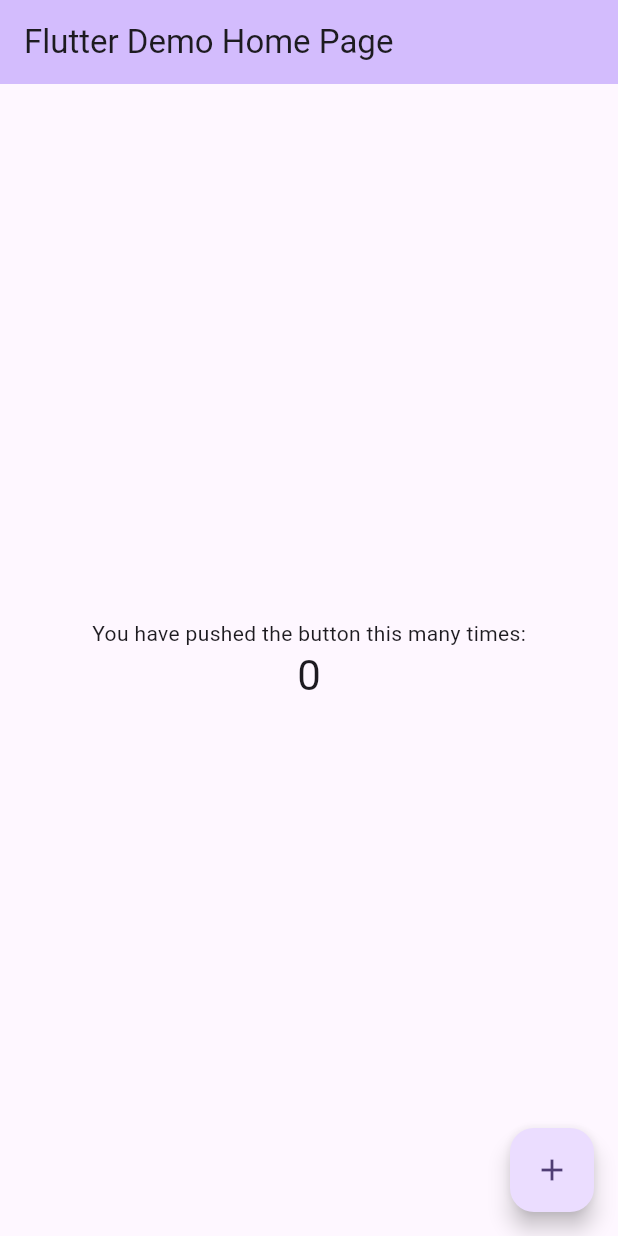
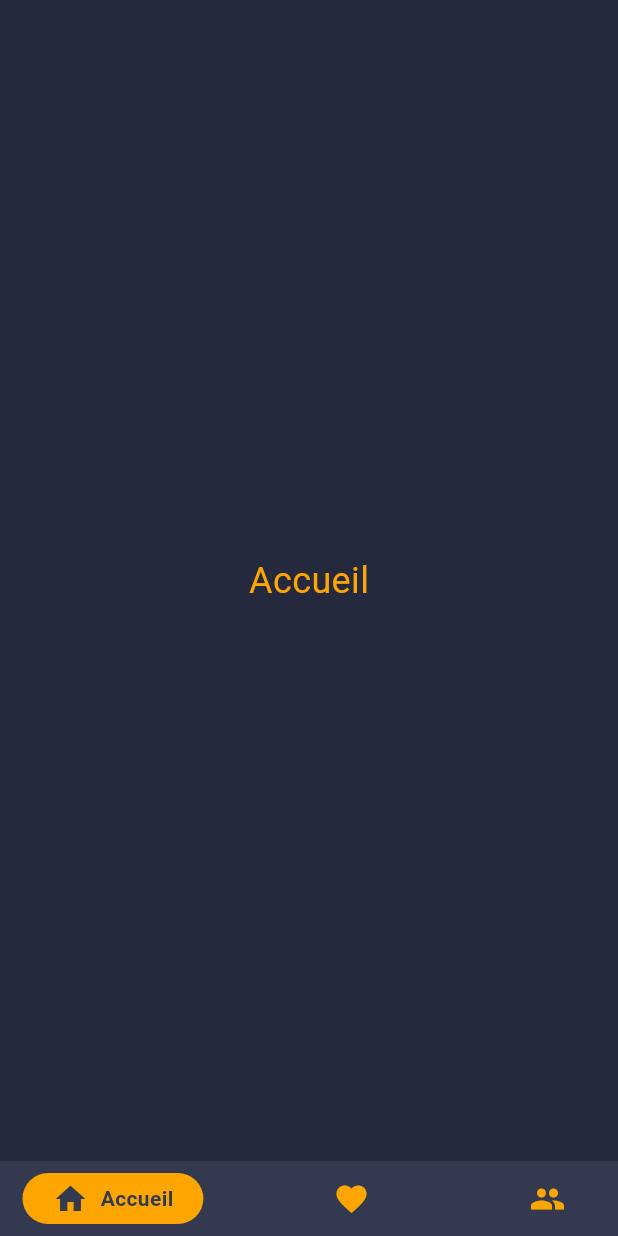
Before and after one commit to Adrienfdupont/gallery, a Flutter app: the screen it shows after launch, on a phone screen of 412 x 824 dp. Run offline on Flutter 3.47's test engine with Material 3 defaults, Android fonts, the phone set to English and light mode, and no system bars; drawn by our look-alikes of google_nav_bar.

Commit message:
navbar and app skeleton

```diff
--- /dev/null
+++ b/lib/artists.dart
@@ -0,0 +1,21 @@
+import 'package:flutter/material.dart';
+
+class Artists extends StatelessWidget {
+  const Artists({super.key});
+
+  @override
+  Widget build(BuildContext context) {
+    return Container(
+      color: const Color(0xff24293d),
+      child: const Center(
+        child: Text(
+          'Artistes',
+          style: TextStyle(
+            color: Color(0xfffea500),
+            fontSize: 24,
+          ),
+        ),
+      ),
+    );
+  }
+}
--- /dev/null
+++ b/lib/favorites.dart
@@ -0,0 +1,21 @@
+import 'package:flutter/material.dart';
+
+class Favorites extends StatelessWidget {
+  const Favorites({super.key});
+
+  @override
+  Widget build(BuildContext context) {
+    return Container(
+      color: const Color(0xff24293d),
+      child: const Center(
+        child: Text(
+          'Favoris',
+          style: TextStyle(
+            color: Color(0xfffea500),
+            fontSize: 24,
+          ),
+        ),
+      ),
+    );
+  }
+}
--- /dev/null
+++ b/lib/gallery.dart
@@ -0,0 +1,74 @@
+import 'package:flutter/material.dart';
+import 'package:gallery/artists.dart';
+import 'package:gallery/favorites.dart';
+import 'package:gallery/homepage.dart';
+import 'package:google_nav_bar/google_nav_bar.dart';
+
+class Gallery extends StatefulWidget {
+  const Gallery({super.key});
+
+  @override
+  State<Gallery> createState() => _GalleryState();
+}
+
+class _GalleryState extends State<Gallery> {
+  int currentPageIndex = 0;
+
+  @override
+  Widget build(BuildContext context) {
+    return Scaffold(
+        appBar: AppBar(
+          backgroundColor: const Color(0xff24293d),
+          toolbarHeight: 0,
+        ),
+        body: IndexedStack(
+          index: currentPageIndex,
+          children: const [
+            Homepage(),
+            Favorites(),
+            Artists(),
+          ],
+        ),
+        bottomNavigationBar: Container(
+          decoration: const BoxDecoration(
+            color: Color(0xff33394f),
+          ),
+          child: SafeArea(
+            child: Padding(
+              padding:
+                  const EdgeInsets.symmetric(horizontal: 15.0, vertical: 8),
+              child: GNav(
+                gap: 8,
+                color: const Color(0xfffea500),
+                activeColor: const Color(0xff33394f),
+                iconSize: 24,
+                padding:
+                    const EdgeInsets.symmetric(horizontal: 20, vertical: 5),
+                duration: const Duration(milliseconds: 200),
+                tabBackgroundColor: const Color(0xfffea500),
+                tabs: const [
+                  GButton(
+                    icon: Icons.home,
+                    text: 'Accueil',
+                  ),
+                  GButton(
+                    icon: Icons.favorite,
+                    text: 'Favoris',
+                  ),
+                  GButton(
+                    icon: Icons.group,
+                    text: 'Artistes',
+                  ),
+                ],
+                selectedIndex: currentPageIndex,
+                onTabChange: (index) {
+                  setState(() {
+                    currentPageIndex = index;
+                  });
+                },
+              ),
+            ),
+          ),
+        ));
+  }
+}
--- /dev/null
+++ b/lib/homepage.dart
@@ -0,0 +1,21 @@
+import 'package:flutter/material.dart';
+
+class Homepage extends StatelessWidget {
+  const Homepage({super.key});
+
+  @override
+  Widget build(BuildContext context) {
+    return Container(
+      color: const Color(0xff24293d),
+      child: const Center(
+        child: Text(
+          'Accueil',
+          style: TextStyle(
+            color: Color(0xfffea500),
+            fontSize: 24,
+          ),
+        ),
+      ),
+    );
+  }
+}
--- a/lib/main.dart
+++ b/lib/main.dart
@@ -1,125 +1,17 @@
 import 'package:flutter/material.dart';
+import 'package:gallery/gallery.dart';
 
-void main() {
-  runApp(const MyApp());
-}
+void main() => runApp(const CvMobileApp());
 
-class MyApp extends StatelessWidget {
-  const MyApp({super.key});
+class CvMobileApp extends StatelessWidget {
+  const CvMobileApp({super.key});
 
-  // This widget is the root of your application.
   @override
   Widget build(BuildContext context) {
     return MaterialApp(
-      title: 'Flutter Demo',
-      theme: ThemeData(
-        // This is the theme of your application.
-        //
-        // TRY THIS: Try running your application with "flutter run". You'll see
-        // the application has a purple toolbar. Then, without quitting the app,
-        // try changing the seedColor in the colorScheme below to Colors.green
-        // and then invoke "hot reload" (save your changes or press the "hot
-        // reload" button in a Flutter-supported IDE, or press "r" if you used
-        // the command line to start the app).
-        //
-        // Notice that the counter didn't reset back to zero; the application
-        // state is not lost during the reload. To reset the state, use hot
-        // restart instead.
-        //
-        // This works for code too, not just values: Most code changes can be
-        // tested with just a hot reload.
-        colorScheme: ColorScheme.fromSeed(seedColor: Colors.deepPurple),
-        useMaterial3: true,
-      ),
-      home: const MyHomePage(title: 'Flutter Demo Home Page'),
+      debugShowCheckedModeBanner: false,
+      theme: ThemeData(useMaterial3: true),
+      home: const Gallery(),
     );
   }
 }
-
-class MyHomePage extends StatefulWidget {
-  const MyHomePage({super.key, required this.title});
-
-  // This widget is the home page of your application. It is stateful, meaning
-  // that it has a State object (defined below) that contains fields that affect
-  // how it looks.
-
-  // This class is the configuration for the state. It holds the values (in this
-  // case the title) provided by the parent (in this case the App widget) and
-  // used by the build method of the State. Fields in a Widget subclass are
-  // always marked "final".
-
-  final String title;
-
-  @override
-  State<MyHomePage> createState() => _MyHomePageState();
-}
-
-class _MyHomePageState extends State<MyHomePage> {
-  int _counter = 0;
-
-  void _incrementCounter() {
-    setState(() {
-      // This call to setState tells the Flutter framework that something has
-      // changed in this State, which causes it to rerun the build method below
-      // so that the display can reflect the updated values. If we changed
-      // _counter without calling setState(), then the build method would not be
-      // called again, and so nothing would appear to happen.
-      _counter++;
-    });
-  }
-
-  @override
-  Widget build(BuildContext context) {
-    // This method is rerun every time setState is called, for instance as done
-    // by the _incrementCounter method above.
-    //
-    // The Flutter framework has been optimized to make rerunning build methods
-    // fast, so that you can just rebuild anything that needs updating rather
-    // than having to individually change instances of widgets.
-    return Scaffold(
-      appBar: AppBar(
-        // TRY THIS: Try changing the color here to a specific color (to
-        // Colors.amber, perhaps?) and trigger a hot reload to see the AppBar
-        // change color while the other colors stay the same.
-        backgroundColor: Theme.of(context).colorScheme.inversePrimary,
-        // Here we take the value from the MyHomePage object that was created by
-        // the App.build method, and use it to set our appbar title.
-        title: Text(widget.title),
-      ),
-      body: Center(
-        // Center is a layout widget. It takes a single child and positions it
-        // in the middle of the parent.
-        child: Column(
-          // Column is also a layout widget. It takes a list of children and
-          // arranges them vertically. By default, it sizes itself to fit its
-          // children horizontally, and tries to be as tall as its parent.
-          //
-          // Column has various properties to control how it sizes itself and
-          // how it positions its children. Here we use mainAxisAlignment to
-          // center the children vertically; the main axis here is the vertical
-          // axis because Columns are vertical (the cross axis would be
-          // horizontal).
-          //
-          // TRY THIS: Invoke "debug painting" (choose the "Toggle Debug Paint"
-          // action in the IDE, or press "p" in the console), to see the
-          // wireframe for each widget.
-          mainAxisAlignment: MainAxisAlignment.center,
-          children: <Widget>[
-            const Text(
-              'You have pushed the button this many times:',
-            ),
-            Text(
-              '$_counter',
-              style: Theme.of(context).textTheme.headlineMedium,
-            ),
-          ],
-        ),
-      ),
-      floatingActionButton: FloatingActionButton(
-        onPressed: _incrementCounter,
-        tooltip: 'Increment',
-        child: const Icon(Icons.add),
-      ), // This trailing comma makes auto-formatting nicer for build methods.
-    );
-  }
-}
--- a/pubspec.yaml
+++ b/pubspec.yaml
@@ -30,6 +30,7 @@ environment:
 dependencies:
   flutter:
     sdk: flutter
+  google_nav_bar: ^5.0.6
 
 
   # The following adds the Cupertino Icons font to your application.
```
Also changed, not shown: pubspec.lock.
